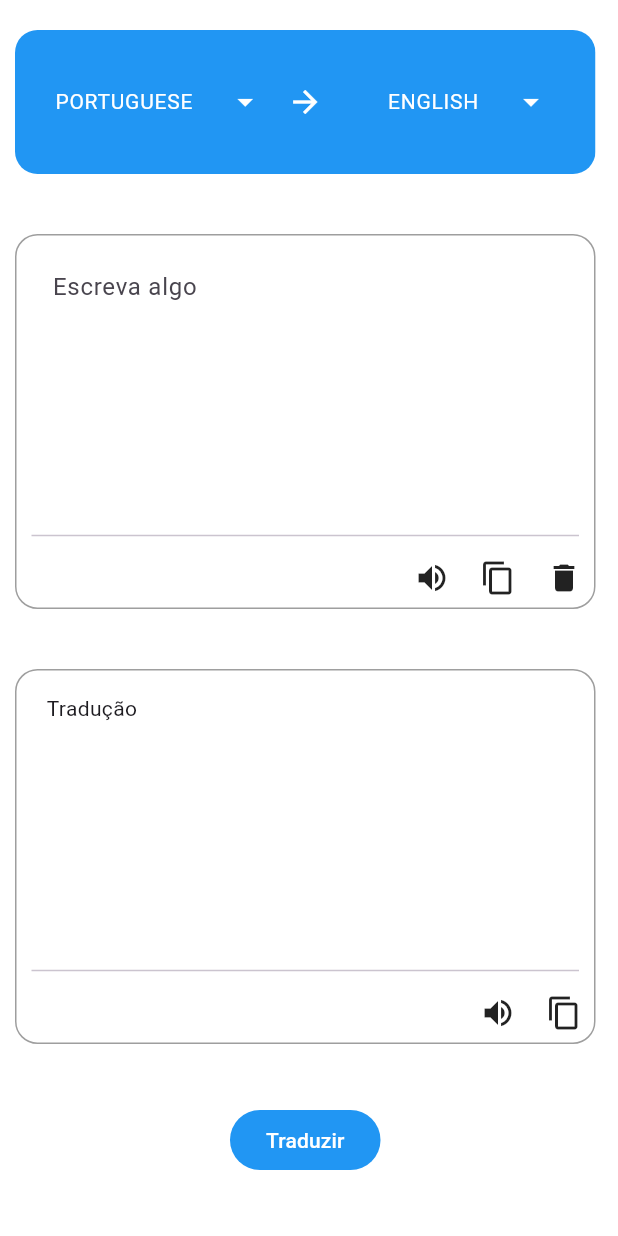
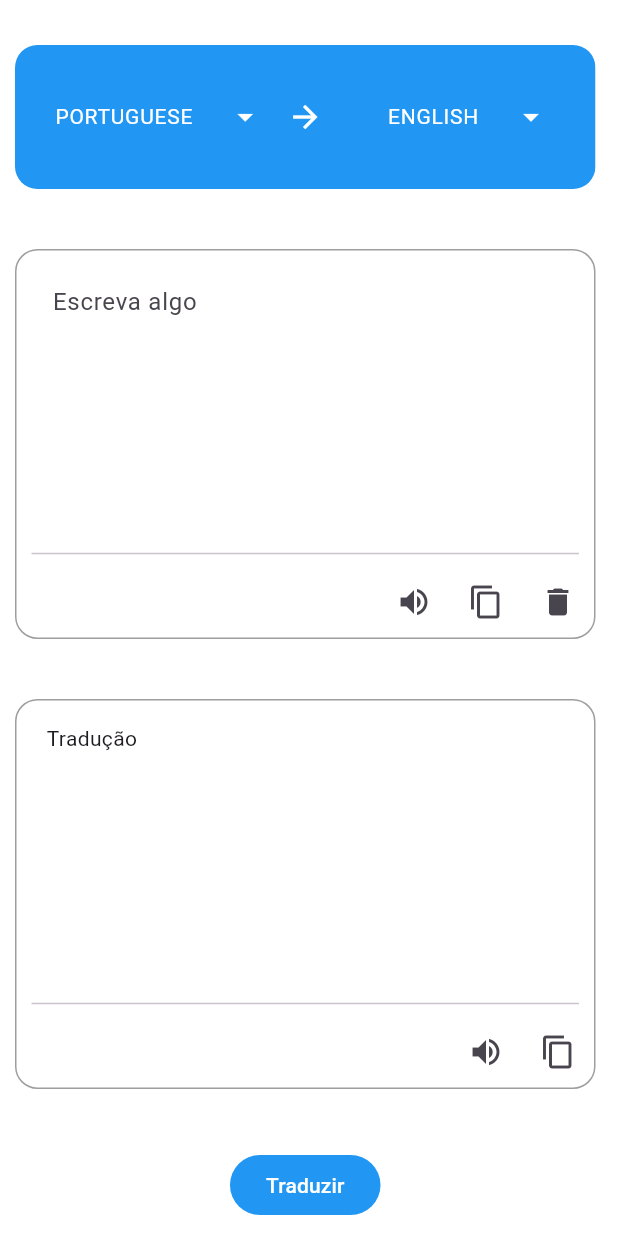
Before and after one commit to Vitoramaraldsa/translator_flutter, a Flutter app: the screen it shows after launch, on a phone screen of 412 x 824 dp. Run offline on Flutter 3.47's test engine with Material 3 defaults, Android fonts, the phone set to English and light mode, and no system bars; our stand-ins replace flutter_riverpod, fluttertoast, riverpod; missing offline and left inert: clipboard, google_mlkit_translation.

```diff
--- a/lib/infrastructure/infrastructure.dart
+++ b/lib/infrastructure/infrastructure.dart
@@ -0,0 +1,2 @@
+export './services/clipboard_service.dart';
+export './services/message_service.dart';
--- a/lib/main.dart
+++ b/lib/main.dart
@@ -19,7 +19,7 @@ class MyApp extends StatelessWidget {
           seedColor: Colors.deepPurple,
         ),
       ),
-      home: const HomeScreen(),
+      home: HomeScreen(),
     );
   }
 }
--- a/lib/presentation/components/translate_box.dart
+++ b/lib/presentation/components/translate_box.dart
@@ -12,7 +12,7 @@ class TranslateBox extends StatelessWidget {
     this.controller,
   });
 
-  final List<Icon> icons;
+  final List<Widget> icons;
   final void Function(String)? onChanged;
   final void Function(String)? onSubmitted;
   final String? labelText;
@@ -28,7 +28,7 @@ class TranslateBox extends StatelessWidget {
         borderRadius: BorderRadius.circular(15),
         border: Border.all(width: 1, color: Colors.grey),
       ),
-      height: 250,
+      height: 260,
       child: Column(
         mainAxisAlignment: MainAxisAlignment.start,
         children: [
@@ -57,13 +57,9 @@ class TranslateBox extends StatelessWidget {
                 ),
           Spacer(),
           Divider(indent: 10, endIndent: 10),
-          Padding(
-            padding: const EdgeInsets.all(8.0),
-            child: Row(
-              spacing: 20,
-              mainAxisAlignment: MainAxisAlignment.end,
-              children: icons,
-            ),
+          Row(
+            mainAxisAlignment: MainAxisAlignment.end,
+            children: icons,
           ),
         ],
       ),
--- a/lib/presentation/screens/home_screen.dart
+++ b/lib/presentation/screens/home_screen.dart
@@ -1,16 +1,18 @@
 import 'package:flutter/material.dart';
 import 'package:flutter_riverpod/flutter_riverpod.dart';
 import 'package:translator/domain/domain.dart';
+import 'package:translator/infrastructure/infrastructure.dart';
 import 'package:translator/presentation/providers/providers.dart';
 import '../components/components.dart';
 
 class HomeScreen extends ConsumerWidget {
-  const HomeScreen({super.key});
+  HomeScreen({super.key});
+
+  final controller = TextEditingController();
+  final languages = Language.values;
 
   @override
   Widget build(BuildContext context, WidgetRef ref) {
-    final controller = TextEditingController();
-    final languages = Language.values;
     var sourceLanguage = ref.watch(sourceLanguageProvider);
     var targetLanguage = ref.watch(targetLanguageProvider);
     final translateTextProviderAsync = ref.watch(translateTextProvider);
@@ -20,6 +22,8 @@ class HomeScreen extends ConsumerWidget {
         child: SafeArea(
           child: Padding(
             padding: const EdgeInsets.only(left: 10, right: 15, top: 20),
+            child: SingleChildScrollView(
+              keyboardDismissBehavior: ScrollViewKeyboardDismissBehavior.onDrag,
               child: Column(
                 spacing: 40,
                 children: [
@@ -41,31 +45,43 @@ class HomeScreen extends ConsumerWidget {
                     labelText: "Escreva algo",
                     controller: controller,
                     icons: [
-                    Icon(Icons.volume_up),
-                    Icon(Icons.copy),
-                    Icon(Icons.delete),
+                      IconButton(
+                        onPressed: () {},
+                        icon: Icon(Icons.volume_up),
+                      ),
+                      IconButton(
+                        onPressed: () {
+                          ClipboardService.copy(controller.text);
+                        },
+                        icon: Icon(Icons.copy),
+                      ),
+                      IconButton(
+                        onPressed: () {
+                          ref.invalidate(translateTextProvider);
+                          controller.clear();
+                        },
+                        icon: Icon(Icons.delete),
+                      ),
                     ],
                   ),
-                translateTextProviderAsync.when(
+                  translateTextProviderAsync.whenOrNull(
                     data: (data) => TranslateBox(
                       translatedText: data.translateTextEntity?.translatedText,
                       isTextField: false,
                       icons: [
-                      Icon(Icons.volume_up),
-                      Icon(Icons.copy),
+                        IconButton(
+                          onPressed: () {},
+                          icon: Icon(Icons.volume_up),
+                        ),
+                        IconButton(
+                          onPressed: () {
+                            ClipboardService.copy(data.translateTextEntity?.translatedText ?? "");
+                          },
+                          icon: Icon(Icons.copy),
+                        ),
                       ],
                     ),
-                  loading: () => TranslateBox(
-                    isTextField: false,
-                    translatedText: "Traduzindo.",
-                    icons: [],
-                  ),
-                  error: (error, stackTrace) => TranslateBox(
-                    isTextField: false,
-                    translatedText: "Não foi possível traduzir.",
-                    icons: [],
-                  ),
-                ),
+                  )!,
                   FilledButton(
                     onPressed: () {
                       ref.read(translateTextProvider.notifier).translate(
@@ -84,6 +100,7 @@ class HomeScreen extends ConsumerWidget {
             ),
           ),
         ),
+      ),
     );
   }
 }
--- a/pubspec.yaml
+++ b/pubspec.yaml
@@ -36,6 +36,8 @@ dependencies:
   cupertino_icons: ^1.0.8
   google_mlkit_translation: ^0.13.0
   flutter_riverpod: ^2.6.1
+  clipboard: ^0.1.3
+  fluttertoast: ^8.2.12
 
 
 
```
Also changed, not shown: lib/infrastructure/services/clipboard_service.dart (added, +15 -0 lines), lib/infrastructure/services/message_service.dart (added, +14 -0 lines), pubspec.lock. Lines whose indentation alone changed are shown as unchanged.
